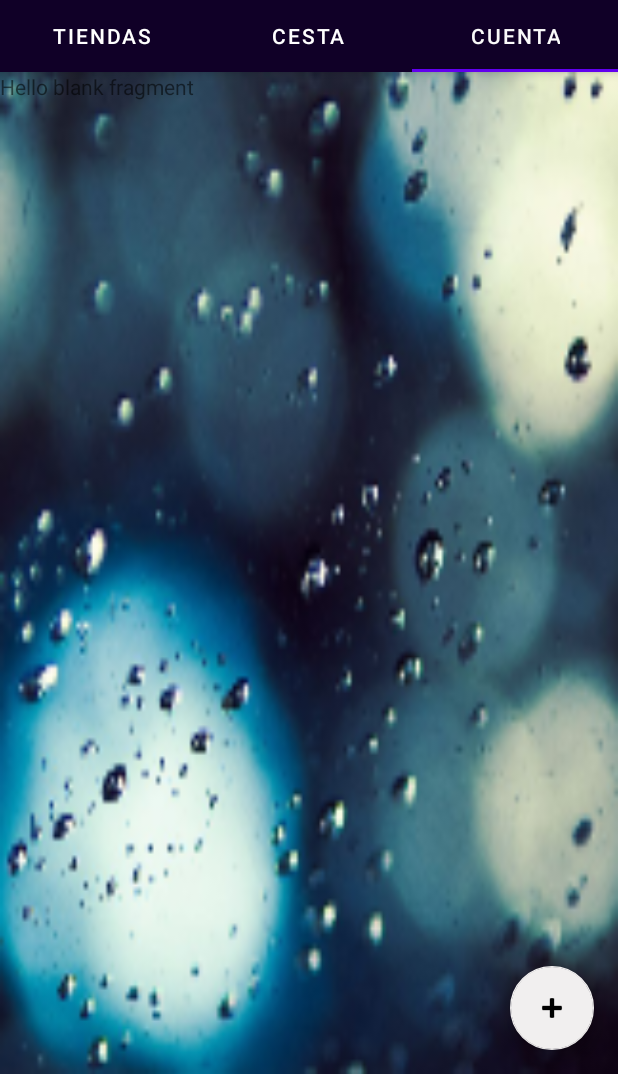
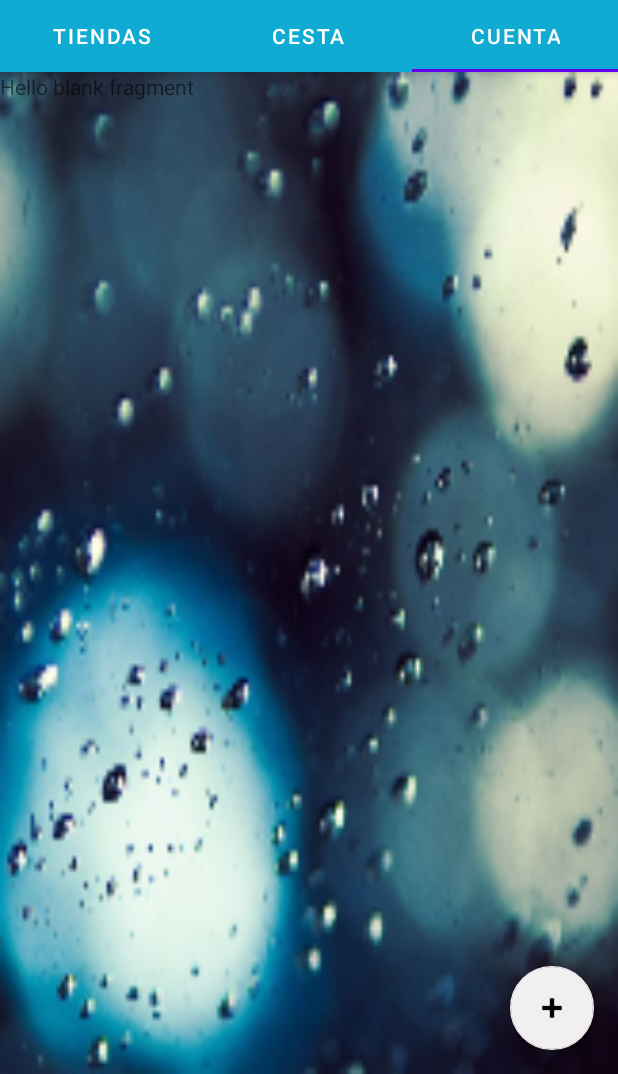
Before and after one commit to Sirsergiomr/Gestion_Mencartil, an Android app: the screen it shows after launch (MainActivity), tab 3 chosen, on a phone screen of 412 x 824 dp, the part 162-1236 px from its top. Run offline under Robolectric (Android 15) with nearby library versions, the phone set to English and light mode, and no system bars; 1 statement that could not run was skipped.

```diff
--- a/app/src/main/res/layout/activity_main.xml
+++ b/app/src/main/res/layout/activity_main.xml
@@ -28,7 +28,7 @@
             android:id="@+id/tabs"
             android:layout_width="match_parent"
             android:layout_height="wrap_content"
-            android:background="#D5000000"
+            android:background="#D500CDCD"
             app:tabSelectedTextColor="#FAFAFA"
             app:tabTextColor="#FFFFFF" />
     </com.google.android.material.appbar.AppBarLayout>
--- a/app/src/main/res/layout/fragment_tienda.xml
+++ b/app/src/main/res/layout/fragment_tienda.xml
@@ -3,7 +3,7 @@
     xmlns:tools="http://schemas.android.com/tools"
     android:layout_width="match_parent"
     android:layout_height="match_parent"
-    tools:context=".Fragmens.Fragment_tienda">
+    tools:context=".fragment_tienda">
 
     <!-- TODO: Update blank fragment layout -->
     <TextView
```
Also changed, not shown: app/src/main/java/com/example/gestion_mencartil/fragment_tienda.java (renamed from app/src/main/java/com/example/gestion_mencartil/Fragmens/Fragment_tienda.java, +5 -7 lines), 1 other file.
